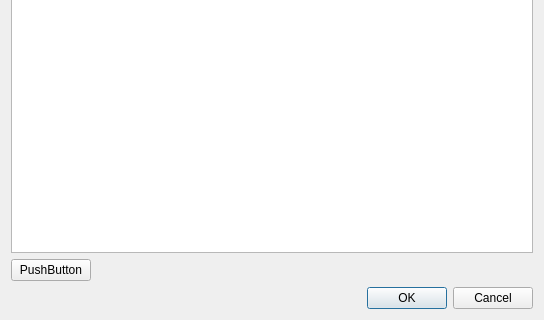
Before: the Qt Designer form ui/src/softpatcheditor.ui in mcallegari/qlcplus, drawn with Qt 5; both pictures show x 0 to 544 and y 185 to 505 of the 544 by 505 pixel window.
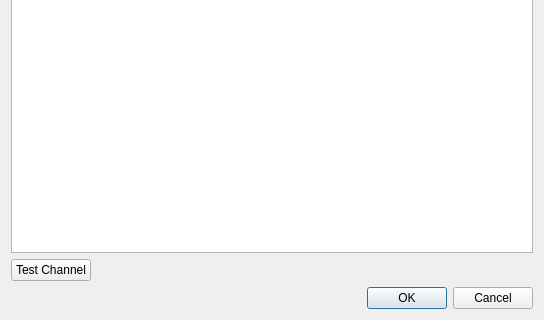
After: the same form once the commit is applied. Icons and pictures are not drawn.

Commit message: *Softpatch Dialog (Fixture Tree, change Channels) *implemented fixture tree including SpinButton column for new Addresses *Channels are chanels on accept *bug: still bug in SimpleDesk, not updated correctly (crashing)

The edit to the form file:
```diff
--- a/ui/src/softpatcheditor.ui
+++ b/ui/src/softpatcheditor.ui
@@ -40,7 +40,7 @@
      <item>
       <widget class="QPushButton" name="pushButton">
        <property name="text">
-        <string>PushButton</string>
+        <string>Test Channel</string>
        </property>
       </widget>
      </item>
```
The commit also changes 3 other files.
